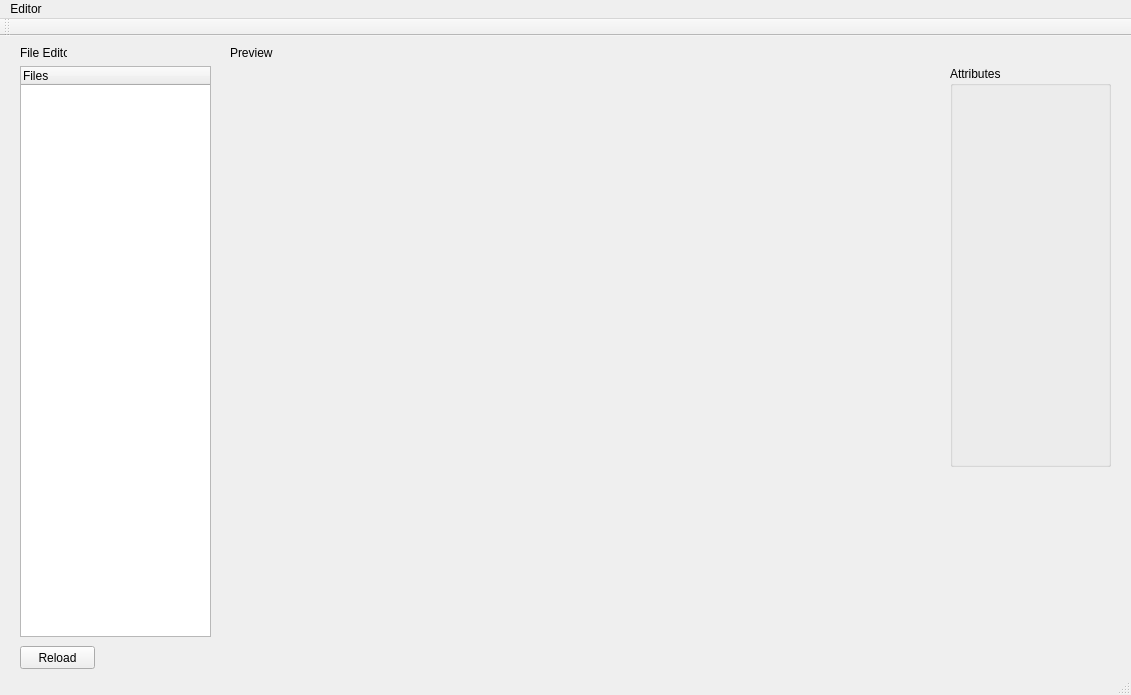
First picture: the form in SSPSolution/SSP_Editor/SSP_Editor.ui, repository Chringo/SSP, before the edit.
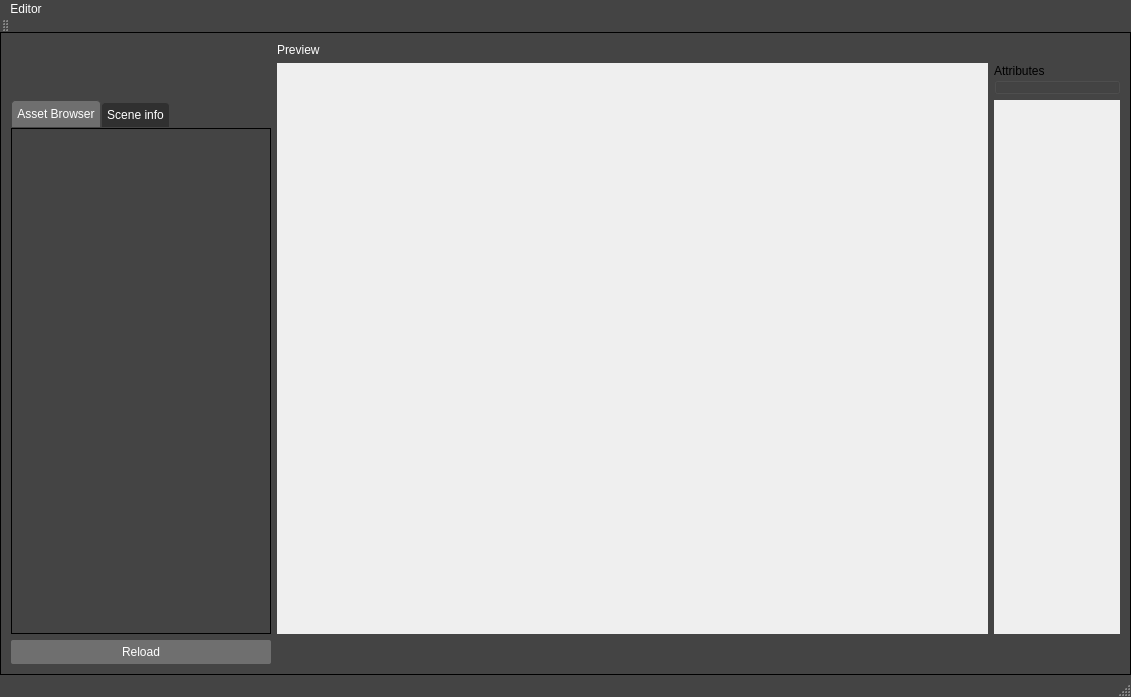
Second picture: the form after the edit.

Commit message: UPDATE: Huge visual improvement on the UI file, using stylesheet

```diff
--- a/SSPSolution/SSP_Editor/SSP_Editor.ui
+++ b/SSPSolution/SSP_Editor/SSP_Editor.ui
@@ -13,70 +13,123 @@
   <property name="windowTitle">
    <string>SSP_Editor</string>
   </property>
+  <property name="autoFillBackground">
+   <bool>false</bool>
+  </property>
+  <property name="styleSheet">
+   <string notr="true">
+QMainWindow{
+background:    rgb(68, 68, 68);
+border: black;
+}
+QMenuBar{
+background:   rgb(68, 68, 68);
+color: white;
+border: black;
+}
+
+
+QToolBar{
+border: black;}
+
+QTabWidget::pane { /* The tab widget frame */
+    border: 1px solid black;
+	background :  rgb(68, 68, 68);
+	color : green;
+}
+
+
+QTabBar::tab{
+    background:  rgb(48, 48, 48);
+    border: 1px solid rgb(68, 68, 68) ;
+    border-bottom-color:  rgb(68, 68, 68); /* same as the pane color */
+    border-top-left-radius: 4px;
+    border-top-right-radius: 4px;
+    min-width: 8ex;
+    padding: 5px;
+ 	color : white;
+}
+QTabBar::tab:selected{
+    background : rgb(111, 111, 111);
+}
+QTabBar::tab:!selected {
+    margin-top: 2px; /* make non-selected tabs look smaller */
+}
+
+
+QTreeWidget{
+background :  rgb(68, 68, 68);
+spacing: 10px;
+show-decoration-selected: 1; 
+border:black;
+ 
+}
+
+QTreeWidget::Item:has-children{
+spacing: 3px;
+border-radius: 4px;
+border: 1px solid;
+color: white;
+background : rgb(88, 88, 88);
+}
+QTreeWidget::Item:!has-children{ 
+spacing: 3px;
+border-radius: 1px;
+border: 1px solid;
+background : rgb(222, 222, 222);
+}
+QTreeView::item:hover {
+    background: qlineargradient(x1: 0, y1: 0, x2: 0, y2: 1, stop: 0 #e7effd, stop: 1 #cbdaf1);
+    border: 1px solid #bfcde4;
+}
+
+
+
+#centralWidget{
+background:  rgb(68, 68, 68);
+border : 1px solid black;
+}
+
+QLabel{
+color : white;
+}
+
+QPushButton{
+ color: white;
+ background-color : rgb(111, 111, 111);
+ border-radius : 2px;
+padding :5px;
+ border:  rgb(115, 115, 115) ;
+}
+QPushButton:hover{
+   background: qlineargradient(x1: 0, y1: 0, x2: 0, y2: 1, stop: 0 #e7effd, stop: 1 #cbdaf1);
+    border: 1px solid #bfcde4;}
+
+QPushButton:pressed{
+  background: qlineargradient(x1: 0, y1: 0, x2: 0, y2: 1, stop: 0 rgb(221, 263, 239), stop: 1 #cbdaf1);
+    border: 1px solid #bfcde4;}
+
+</string>
+  </property>
+  <property name="animated">
+   <bool>true</bool>
+  </property>
   <widget class="QWidget" name="centralWidget">
-   <widget class="QLabel" name="label">
-    <property name="geometry">
-     <rect>
-      <x>20</x>
-      <y>10</y>
-      <width>47</width>
-      <height>13</height>
-     </rect>
+   <layout class="QGridLayout" name="gridLayout">
+    <property name="sizeConstraint">
+     <enum>QLayout::SetNoConstraint</enum>
     </property>
-    <property name="text">
-     <string>File Editor</string>
-    </property>
-   </widget>
+    <item row="0" column="2">
    <widget class="QLabel" name="label_2">
-    <property name="geometry">
-     <rect>
-      <x>230</x>
-      <y>10</y>
-      <width>47</width>
-      <height>13</height>
-     </rect>
-    </property>
     <property name="text">
      <string>Preview</string>
     </property>
    </widget>
-   <widget class="QGroupBox" name="groupBox">
-    <property name="geometry">
-     <rect>
-      <x>950</x>
-      <y>30</y>
-      <width>161</width>
-      <height>401</height>
-     </rect>
-    </property>
-    <property name="title">
-     <string>Attributes</string>
-    </property>
-   </widget>
-   <widget class="QPushButton" name="pushButton">
-    <property name="geometry">
-     <rect>
-      <x>20</x>
-      <y>610</y>
-      <width>75</width>
-      <height>23</height>
-     </rect>
-    </property>
-    <property name="text">
-     <string>Reload</string>
-    </property>
-   </widget>
+    </item>
+    <item row="1" column="2" rowspan="2">
    <widget class="QWidget" name="RenderWidget" native="true">
-    <property name="geometry">
-     <rect>
-      <x>230</x>
-      <y>30</y>
-      <width>711</width>
-      <height>571</height>
-     </rect>
-    </property>
     <property name="sizePolicy">
-     <sizepolicy hsizetype="Expanding" vsizetype="Expanding">
+       <sizepolicy hsizetype="Fixed" vsizetype="Fixed">
       <horstretch>0</horstretch>
       <verstretch>0</verstretch>
      </sizepolicy>
@@ -103,15 +156,9 @@
      <bool>true</bool>
     </property>
    </widget>
+    </item>
+    <item row="2" column="3">
    <widget class="QWidget" name="RenderWidget_2" native="true">
-    <property name="geometry">
-     <rect>
-      <x>950</x>
-      <y>440</y>
-      <width>161</width>
-      <height>161</height>
-     </rect>
-    </property>
     <property name="sizePolicy">
      <sizepolicy hsizetype="Expanding" vsizetype="Expanding">
       <horstretch>0</horstretch>
@@ -134,21 +181,86 @@
      <bool>true</bool>
     </property>
    </widget>
+    </item>
+    <item row="1" column="3">
+     <widget class="QGroupBox" name="groupBox">
+      <property name="title">
+       <string>Attributes</string>
+      </property>
+     </widget>
+    </item>
+    <item row="3" column="1">
+     <widget class="QPushButton" name="pushButton">
+      <property name="text">
+       <string>Reload</string>
+      </property>
+     </widget>
+    </item>
+    <item row="2" column="1">
+     <widget class="QTabWidget" name="tabWidget">
+      <property name="sizePolicy">
+       <sizepolicy hsizetype="Preferred" vsizetype="Expanding">
+        <horstretch>0</horstretch>
+        <verstretch>0</verstretch>
+       </sizepolicy>
+      </property>
+      <property name="currentIndex">
+       <number>0</number>
+      </property>
+      <widget class="QWidget" name="tab">
+       <attribute name="title">
+        <string>Asset Browser</string>
+       </attribute>
+       <layout class="QVBoxLayout" name="verticalLayout">
+        <property name="spacing">
+         <number>0</number>
+        </property>
+        <property name="leftMargin">
+         <number>0</number>
+        </property>
+        <property name="topMargin">
+         <number>0</number>
+        </property>
+        <property name="rightMargin">
+         <number>0</number>
+        </property>
+        <property name="bottomMargin">
+         <number>0</number>
+        </property>
+        <item>
    <widget class="QTreeWidget" name="treeWidget">
-    <property name="geometry">
-     <rect>
-      <x>20</x>
-      <y>30</y>
-      <width>191</width>
-      <height>571</height>
-     </rect>
-    </property>
+          <property name="layoutDirection">
+           <enum>Qt::LeftToRight</enum>
+          </property>
+          <property name="textElideMode">
+           <enum>Qt::ElideNone</enum>
+          </property>
+          <property name="sortingEnabled">
+           <bool>true</bool>
+          </property>
+          <property name="headerHidden">
+           <bool>true</bool>
+          </property>
+          <attribute name="headerCascadingSectionResizes">
+           <bool>false</bool>
+          </attribute>
     <column>
      <property name="text">
       <string>Files</string>
      </property>
     </column>
    </widget>
+        </item>
+       </layout>
+      </widget>
+      <widget class="QWidget" name="tab_2">
+       <attribute name="title">
+        <string>Scene info</string>
+       </attribute>
+      </widget>
+     </widget>
+    </item>
+   </layout>
    <zorder>label_2</zorder>
    <zorder>label</zorder>
    <zorder>groupBox</zorder>
```
Left out of the diff: 5 changed lines with no effect on the pictures. Lines whose indentation alone changed are shown as unchanged.
